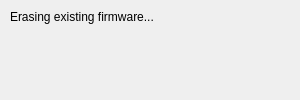
Above: firmwareupdateprogressdialog.ui from OSVR/OSVR-CPI before the change. Below: the same form after it.
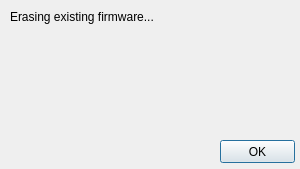
That is the form after the change.

Commit message: Refactor firmware update dialog; timeout dfu-programmer at 10 seconds

The edit to the form file:
```diff
--- a/firmwareupdateprogressdialog.ui
+++ b/firmwareupdateprogressdialog.ui
@@ -24,7 +24,7 @@
     <x>0</x>
     <y>0</y>
     <width>300</width>
-    <height>100</height>
+    <height>169</height>
    </rect>
   </property>
   <property name="windowTitle">
@@ -36,7 +36,7 @@
      <x>10</x>
      <y>10</y>
      <width>281</width>
-     <height>81</height>
+     <height>181</height>
     </rect>
    </property>
    <property name="text">
@@ -44,6 +44,22 @@
    </property>
    <property name="alignment">
     <set>Qt::AlignLeading|Qt::AlignLeft|Qt::AlignTop</set>
+   </property>
+   <property name="wordWrap">
+    <bool>true</bool>
+   </property>
+  </widget>
+  <widget class="QPushButton" name="firmwareUpdateOKButton">
+   <property name="geometry">
+    <rect>
+     <x>220</x>
+     <y>140</y>
+     <width>75</width>
+     <height>23</height>
+    </rect>
+   </property>
+   <property name="text">
+    <string>OK</string>
    </property>
   </widget>
  </widget>
```
The commit also changes 4 other files.
